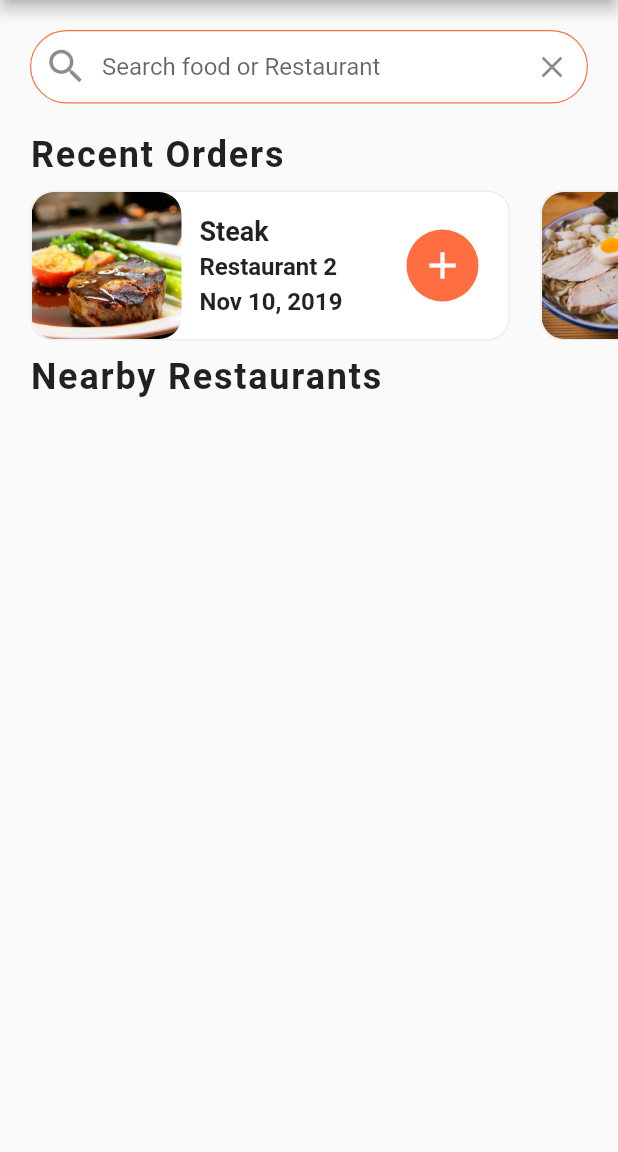
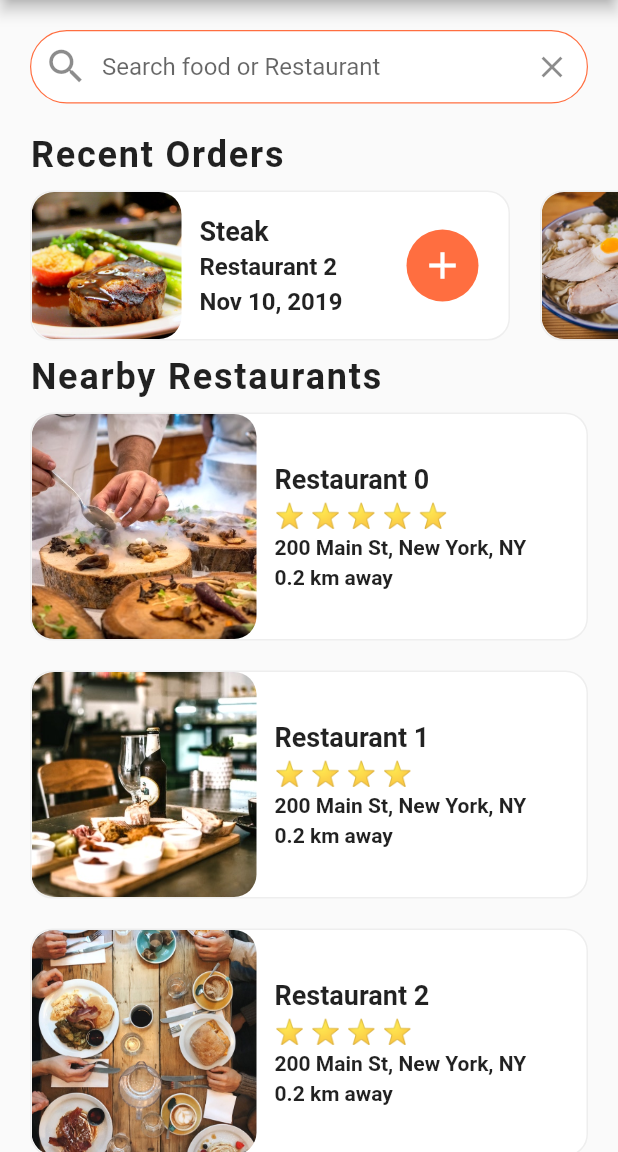
Before and after one commit to azazelyash/food_delivery_app, a Flutter app: the screen it shows after launch, on a phone screen of 412 x 824 dp, the part 84-1236 px from its top. Run offline on Flutter 3.47's test engine with Material 2 defaults, Android fonts, the phone set to English and light mode, and no system bars.

Commit message:
Nearby Restaurants Added

```diff
--- a/lib/Screens/home_screen.dart
+++ b/lib/Screens/home_screen.dart
@@ -1,5 +1,7 @@
 import 'package:flutter/material.dart';
 import 'package:flutter_food_delivery_ui/data/data.dart';
+import 'package:flutter_food_delivery_ui/models/restaurant.dart';
+import 'package:flutter_food_delivery_ui/widgets/rating_stars.dart';
 import 'package:flutter_food_delivery_ui/widgets/recent_orders.dart';
 
 class HomeScreen extends StatefulWidget {
@@ -8,6 +10,86 @@ class HomeScreen extends StatefulWidget {
 }
 
 class _HomeScreenState extends State<HomeScreen> {
+  _buildRestaurant() {
+    List<Widget> restaurantList = [];
+    restaurants.forEach((Restaurant restaurant) {
+      restaurantList.add(
+        Container(
+          margin: EdgeInsets.symmetric(horizontal: 20.0, vertical: 10.0),
+          decoration: BoxDecoration(
+            color: Colors.white,
+            borderRadius: BorderRadius.circular(15.0),
+            border: Border.all(
+              width: 1.0,
+              color: Colors.grey[200],
+            ),
+          ),
+          child: Row(
+            children: <Widget>[
+              ClipRRect(
+                borderRadius: BorderRadius.circular(15.0),
+                child: Image(
+                  image: AssetImage(restaurant.imageUrl),
+                  height: 150.0,
+                  width: 150.0,
+                  fit: BoxFit.cover,
+                ),
+              ),
+              Expanded(
+                child: Container(
+                  margin: EdgeInsets.all(12.0),
+                  child: Column(
+                    mainAxisAlignment: MainAxisAlignment.center,
+                    crossAxisAlignment: CrossAxisAlignment.start,
+                    children: <Widget>[
+                      Text(
+                        restaurant.name,
+                        style: TextStyle(
+                          fontSize: 18.0,
+                          fontWeight: FontWeight.bold,
+                        ),
+                        overflow: TextOverflow.ellipsis,
+                      ),
+                      SizedBox(
+                        height: 4.0,
+                      ),
+                      RatingStars(restaurant.rating),
+                      SizedBox(
+                        height: 4.0,
+                      ),
+                      Text(
+                        restaurant.address,
+                        overflow: TextOverflow.ellipsis,
+                        style: TextStyle(
+                          fontSize: 14.0,
+                          fontWeight: FontWeight.w600,
+                        ),
+                      ),
+                      SizedBox(
+                        height: 4.0,
+                      ),
+                      Text(
+                        '0.2 km away',
+                        overflow: TextOverflow.ellipsis,
+                        style: TextStyle(
+                          fontSize: 14.0,
+                          fontWeight: FontWeight.w600,
+                        ),
+                      ),
+                    ],
+                  ),
+                ),
+              ),
+            ],
+          ),
+        ),
+      );
+    });
+    return Column(
+      children: restaurantList,
+    );
+  }
+
   @override
   Widget build(BuildContext context) {
     return Scaffold(
@@ -85,6 +167,7 @@ class _HomeScreenState extends State<HomeScreen> {
                   ),
                 ),
               ),
+              _buildRestaurant(),
             ],
           ),
         ],
--- /dev/null
+++ b/lib/widgets/rating_stars.dart
@@ -0,0 +1,20 @@
+import 'package:flutter/material.dart';
+
+class RatingStars extends StatelessWidget {
+  final int rating;
+
+  RatingStars(this.rating);
+
+  @override
+  Widget build(BuildContext context) {
+    String stars = '';
+    for (int i = 0; i < rating; i++) {
+      stars += '⭐️ ';
+    }
+    stars.trim();
+    return Text(
+      stars,
+      style: TextStyle(fontSize: 16.0),
+    );
+  }
+}
```
